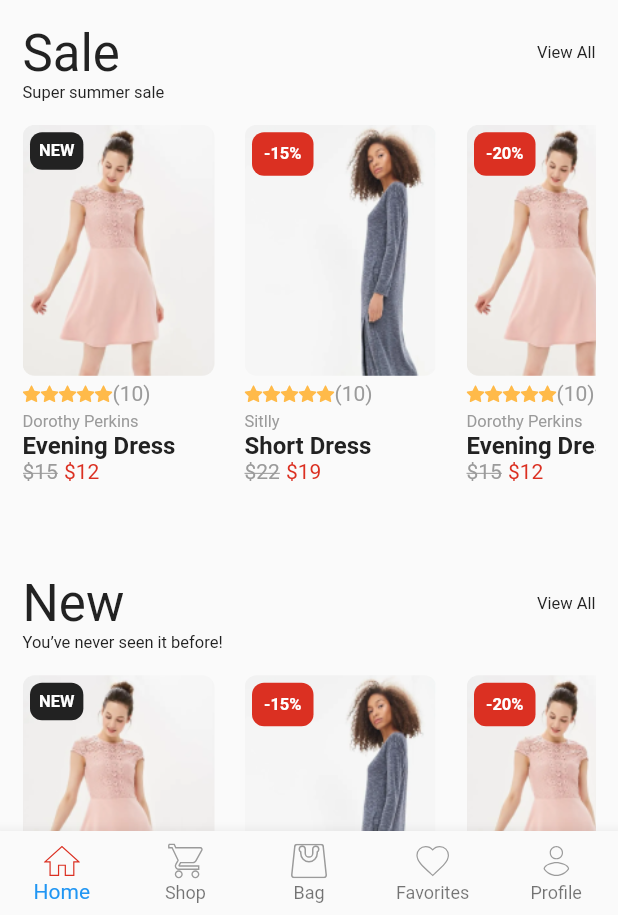
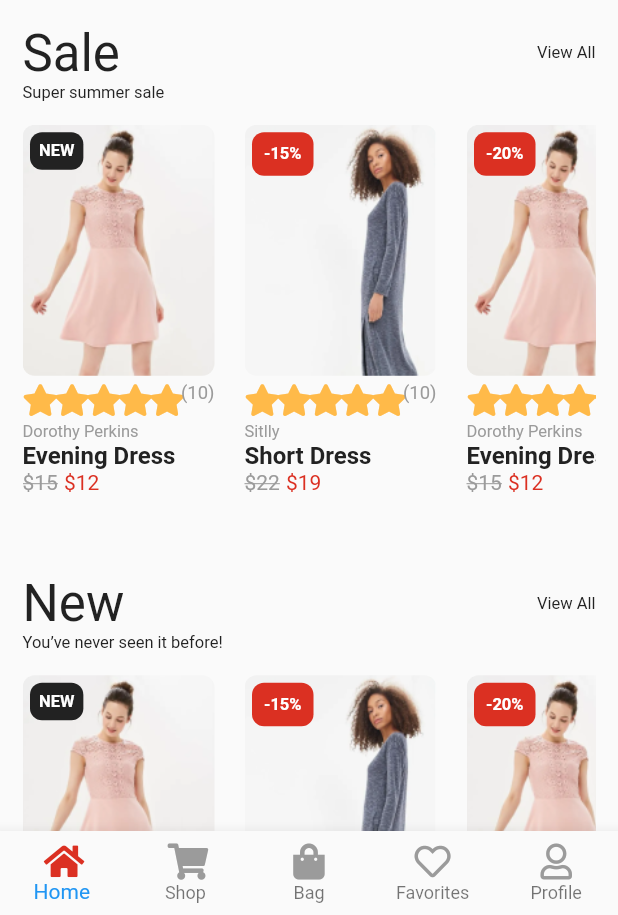
Before and after one commit to 4seer/openflutterecommerceapp, a Flutter app: the screen it shows after launch, swiped to page 2, on a phone screen of 412 x 824 dp, the part 321-1236 px from its top. Run offline on Flutter 3.47's test engine with Material 2 defaults, Android fonts, the phone set to English and light mode, and no system bars; our stand-ins replace bloc, equatable, flutter_bloc, font_awesome_flutter.

Commit message:
make it work for web, fix analyze issues

```diff
--- a/lib/screens/home/views/main1_view.dart
+++ b/lib/screens/home/views/main1_view.dart
@@ -25,31 +25,28 @@ class _Main1ViewState extends State<Main1View> {
   Widget build(BuildContext context) {
     ThemeData _theme = Theme.of(context);
     final double width = MediaQuery.of(context).size.width;
-    final double widgetWidth = width - AppSizes.sidePadding*2;
+    final double widgetWidth = width - AppSizes.sidePadding * 2;
     return SingleChildScrollView(
-      child: Column(
-        children: <Widget>[
+        child: Column(children: <Widget>[
       Container(
-            height: width*1.43,
-            width:  width,
+          height: width * 1.43,
+          width: width,
           decoration: new BoxDecoration(
               image: new DecorationImage(
                   fit: BoxFit.fill,
-                image: AssetImage("assets/splash/splash-home.png")
-              )
-            ),
+                  image: AssetImage("assets/splash/splash-home.png"))),
           child: Column(
             mainAxisAlignment: MainAxisAlignment.end,
             crossAxisAlignment: CrossAxisAlignment.start,
             children: <Widget>[
               Container(
                   padding: EdgeInsets.only(left: AppSizes.sidePadding),
-                  width: width/2,
-                  child: Text('Fashion sale',
-                    style: _theme.textTheme.headline)
-                ),
+                  //width: width / 2,
+                  child:
+                      Text('Fashion sale', style: _theme.textTheme.headline5)),
               Container(
-                  padding: EdgeInsets.only(left: AppSizes.sidePadding,
+                  padding: EdgeInsets.only(
+                      left: AppSizes.sidePadding,
                       bottom: AppSizes.sidePadding,
                       top: AppSizes.sidePadding),
                   width: 160,
@@ -57,31 +54,24 @@ class _Main1ViewState extends State<Main1View> {
                       title: 'Check',
                       width: 160,
                       height: 48,
-                    onPressed: ( () => widget.changeView(changeType: ViewChangeType.Forward))
-                  )
-                )
+                      onPressed: (() => widget.changeView(
+                          changeType: ViewChangeType.Forward))))
             ],
-            )
-          ),
+          )),
       OpenFlutterBlockHeader(
         width: widgetWidth,
         title: 'New',
         linkText: 'View All',
-            onLinkTap: ( () => {} ),
+        onLinkTap: (() => {}),
         description: 'You’ve never seen it before!',
       ),
-          OpenFlutterProductListView(
-            width: widgetWidth,
-            products: widget.products
-          ),
+      OpenFlutterProductListView(width: widgetWidth, products: widget.products),
       OpenFlutterButton(
           title: 'Next Home Page',
           width: 160,
           height: 48,
-            onPressed: ( () => widget.changeView(changeType: ViewChangeType.Forward) )
-          )
-        ]
-      )
-    );
+          onPressed: (() =>
+              widget.changeView(changeType: ViewChangeType.Forward)))
+    ]));
   }
 }
--- a/lib/screens/products/views/card_view.dart
+++ b/lib/screens/products/views/card_view.dart
@@ -56,8 +56,8 @@ class _ProductsCardViewState extends State<ProductsCardView> {
                 Padding(padding: EdgeInsets.only(top: AppSizes.sidePadding)),
                 Container(
                     width: width,
-                    child:
-                    OpenFlutterHashTagList(tags: state.hashtags, height: 30)),
+                    child: OpenFlutterHashTagList(
+                        tags: state.hashtags, height: 30)),
                 Container(
                   padding: EdgeInsets.only(
                       top: AppSizes.sidePadding, bottom: AppSizes.sidePadding),
--- a/lib/screens/products/views/list_view.dart
+++ b/lib/screens/products/views/list_view.dart
@@ -66,8 +66,8 @@ class _ProductsListViewState extends State<ProductsListView> {
                                 EdgeInsets.only(top: AppSizes.sidePadding)),
                         Container(
                             width: width,
-                            child:
-                            OpenFlutterHashTagList(tags: state.hashtags, height: 30)),
+                            child: OpenFlutterHashTagList(
+                                tags: state.hashtags, height: 30)),
                         Container(
                           padding: EdgeInsets.only(
                               top: AppSizes.sidePadding,
--- a/lib/widgets/bottom_menu.dart
+++ b/lib/widgets/bottom_menu.dart
@@ -3,7 +3,7 @@
 // Date: 2020-02-06
 
 import 'package:flutter/material.dart';
-import 'package:flutter_svg/flutter_svg.dart';
+import 'package:font_awesome_flutter/font_awesome_flutter.dart';
 import 'package:openflutterecommerce/config/routes.dart';
 
 class OpenFlutterBottomMenu extends StatelessWidget {
@@ -11,26 +11,17 @@ class OpenFlutterBottomMenu extends StatelessWidget {
 
   OpenFlutterBottomMenu(this.menuIndex);
 
-  Color colorByIndex(ThemeData theme, int index){
-    return index == menuIndex ? theme.accentColor: theme.primaryColorLight;
+  Color colorByIndex(ThemeData theme, int index) {
+    return index == menuIndex ? theme.accentColor : theme.primaryColorLight;
   }
 
-  BottomNavigationBarItem getItem(String image, String title, ThemeData theme, int index){
+  BottomNavigationBarItem getItem(
+      IconData image, String title, ThemeData theme, int index) {
     return BottomNavigationBarItem(
-        icon: SvgPicture.asset(image,
-          height: 24,
-          width: 24,
-          color: colorByIndex(theme, index)
-        ),
+        icon: Icon(image, color: colorByIndex(theme, index)),
         title: Text(title,
-          style: TextStyle(
-            fontSize: 10,
-            color: colorByIndex(theme, index)
-          )
-        )
-    );
+            style: TextStyle(fontSize: 10, color: colorByIndex(theme, index))));
   }
-
 
   @override
   Widget build(BuildContext context) {
@@ -58,11 +49,11 @@ class OpenFlutterBottomMenu extends StatelessWidget {
         }
       },
       items: [
-        getItem('assets/icons/bottom_menu/home.svg', 'Home', _theme, 0),
-        getItem('assets/icons/bottom_menu/cart.svg', 'Shop', _theme, 1),
-        getItem('assets/icons/bottom_menu/bag.svg', 'Bag', _theme, 2),
-        getItem('assets/icons/bottom_menu/favorites.svg', 'Favorites', _theme, 3),
-        getItem('assets/icons/bottom_menu/profile.svg', 'Profile', _theme, 4),
+        getItem(FontAwesomeIcons.home, 'Home', _theme, 0),
+        getItem(FontAwesomeIcons.shoppingCart, 'Shop', _theme, 1),
+        getItem(FontAwesomeIcons.shoppingBag, 'Bag', _theme, 2),
+        getItem(FontAwesomeIcons.heart, 'Favorites', _theme, 3),
+        getItem(FontAwesomeIcons.user, 'Profile', _theme, 4),
       ],
     );
   }
--- a/lib/widgets/product_card.dart
+++ b/lib/widgets/product_card.dart
@@ -12,7 +12,8 @@ class OpenFlutterProductCard extends StatelessWidget {
   final double width;
   final double height;
 
-  const OpenFlutterProductCard({Key key, this.product, this.width, this.height}) : super(key: key);
+  const OpenFlutterProductCard({Key key, this.product, this.width, this.height})
+      : super(key: key);
 
   @override
   Widget build(BuildContext context) {
@@ -27,100 +28,92 @@ class OpenFlutterProductCard extends StatelessWidget {
               crossAxisAlignment: CrossAxisAlignment.start,
               children: <Widget>[
                 Container(
-                width:  width+AppSizes.widgetSidePadding,
+                    width: width + AppSizes.widgetSidePadding,
                     padding: EdgeInsets.only(right: AppSizes.widgetSidePadding),
                     child: Container(
-                  height: width*1.13,
+                        height: width * 1.13,
                         decoration: new BoxDecoration(
-                    borderRadius: BorderRadius.circular(AppSizes.imageRadius),
+                            borderRadius:
+                                BorderRadius.circular(AppSizes.imageRadius),
                             image: new DecorationImage(
                                 fit: BoxFit.fill,
-                      image: AssetImage(product.image)
-                    )
-                  ),
-                  child: Container()
-                )
-              ),
+                                image: AssetImage(product.image))),
+                        child: Container())),
                 buildRating(product, _theme),
-              Text(product.categoryTitle,
-                style: _theme.textTheme.display1),
-              Text(product.title,
-                style: _theme.textTheme.display3),
+                Text(product.categoryTitle, style: _theme.textTheme.headline4),
+                Text(product.title, style: _theme.textTheme.headline2),
                 buildPrice(product, _theme),
-            ]
-          ),
+              ]),
         ),
         buildTopLabel(product, _theme),
       ],
     );
   }
-  buildPrice(Product product, ThemeData _theme){
+
+  buildPrice(Product product, ThemeData _theme) {
     double discountPrice = getDiscountPrice(product);
     return Row(
       children: <Widget>[
         Text("\$" + product.price.toStringAsFixed(0),
-          style: _theme.textTheme.display4.copyWith(
-            decoration: discountPrice>0?
-              TextDecoration.lineThrough: TextDecoration.none,
-          )
+            style: _theme.textTheme.headline1.copyWith(
+              decoration: discountPrice > 0
+                  ? TextDecoration.lineThrough
+                  : TextDecoration.none,
+            )),
+        Padding(
+          padding: EdgeInsets.only(left: AppSizes.linePadding),
         ),
-        Padding(padding: EdgeInsets.only(left: AppSizes.linePadding),),
-        discountPrice>0?
-          Text("\$" + discountPrice.toStringAsFixed(0),
-            style: _theme.textTheme.display4.copyWith(
-              color: _theme.errorColor
-            )):
-        Container()
+        discountPrice > 0
+            ? Text("\$" + discountPrice.toStringAsFixed(0),
+                style: _theme.textTheme.headline1
+                    .copyWith(color: _theme.errorColor))
+            : Container()
       ],
     );
   }
-  buildRating(Product product, ThemeData _theme){
+
+  buildRating(Product product, ThemeData _theme) {
     return Container(
-      width: width-20,
-      padding: EdgeInsets.only(top: AppSizes.linePadding,
-        bottom: AppSizes.linePadding),
+        width: width - 20,
+        padding: EdgeInsets.only(
+            top: AppSizes.linePadding, bottom: AppSizes.linePadding),
         child: OpenFlutterProductRating(
-        rating: product.rating,
-        ratingCount: product.ratingCount
-      )
-    );
+            rating: product.rating, ratingCount: product.ratingCount));
   }
-  getDiscountPrice(Product product){
-    return (product.price * (100 - product.discountPercent)/100)  .roundToDouble();
+
+  getDiscountPrice(Product product) {
+    return (product.price * (100 - product.discountPercent) / 100)
+        .roundToDouble();
   }
+
   buildTopLabel(Product product, ThemeData theme) {
     return Positioned(
       top: 5,
       left: 5,
-      child: product.isNew ?
-        Container(
-          padding: EdgeInsets.all(AppSizes.linePadding*1.5),
+      child: product.isNew
+          ? Container(
+              padding: EdgeInsets.all(AppSizes.linePadding * 1.5),
               decoration: new BoxDecoration(
                 borderRadius: BorderRadius.circular(AppSizes.imageRadius),
                 color: AppColors.black,
               ),
               child: Text('NEW',
-            style: theme.textTheme.display1.copyWith(
-              color: AppColors.white,
-              fontWeight: FontWeight.bold
-            )
-          )
-        ):
-        (product.discountPercent>0?
-          Container(
-            padding: EdgeInsets.all(AppSizes.linePadding*2),
+                  style: theme.textTheme.headline4.copyWith(
+                      color: AppColors.white, fontWeight: FontWeight.bold)))
+          : (product.discountPercent > 0
+              ? Container(
+                  padding: EdgeInsets.all(AppSizes.linePadding * 2),
                   decoration: new BoxDecoration(
                     borderRadius: BorderRadius.circular(AppSizes.imageRadius),
                     color: theme.errorColor,
                   ),
-            child: Text("-" + product.discountPercent.toStringAsFixed(0)+"%",
-              style: theme.textTheme.display1.copyWith(
+                  child: Text(
+                      "-" + product.discountPercent.toStringAsFixed(0) + "%",
+                      style: theme.textTheme.headline4.copyWith(
                         color: AppColors.white,
                         fontWeight: FontWeight.bold,
-              )
-            )
-          ):Container()
-        ),
+                      )))
+              : Container()),
     );
   }
 }
--- a/lib/widgets/product_list_view.dart
+++ b/lib/widgets/product_list_view.dart
@@ -3,11 +3,9 @@
 // Date: 2020-02-06
 
 import 'package:flutter/material.dart';
-import 'package:flutter_svg/flutter_svg.dart';
 import 'package:openflutterecommerce/config/theme.dart';
 import 'package:openflutterecommerce/repos/models/product.dart';
 import 'package:openflutterecommerce/widgets/product_card.dart';
-import 'package:openflutterecommerce/widgets/product_rating.dart';
 
 class OpenFlutterProductListView extends StatelessWidget {
   final double width;
@@ -15,29 +13,21 @@ class OpenFlutterProductListView extends StatelessWidget {
   final double elementHeight = 184;
   final double elementWidth = 148;
   final List<Product> products;
-  const OpenFlutterProductListView({Key key, this.width,
-    this.products}) : super(key: key);
+  const OpenFlutterProductListView({Key key, this.width, this.products})
+      : super(key: key);
 
   @override
   Widget build(BuildContext context) {
     List<Widget> productTiles = new List<Widget>();
-    ThemeData _theme = Theme.of(context);
-    for(int i = 0; i < products.length; i++){
-      productTiles.add(
-        OpenFlutterProductCard(
-          width: elementWidth,
-          height: elementHeight,
-          product: products[i])
-      );
+    for (int i = 0; i < products.length; i++) {
+      productTiles.add(OpenFlutterProductCard(
+          width: elementWidth, height: elementHeight, product: products[i]));
     }
     return Container(
-      padding: EdgeInsets.only(top: AppSizes.sidePadding),
-      width: width,
-      height: height,
-      child: ListView(
-        scrollDirection: Axis.horizontal,
-        children: productTiles
-      )
-    );
+        padding: EdgeInsets.only(top: AppSizes.sidePadding),
+        width: width,
+        height: height,
+        child:
+            ListView(scrollDirection: Axis.horizontal, children: productTiles));
   }
 }
--- a/lib/widgets/product_rating.dart
+++ b/lib/widgets/product_rating.dart
@@ -3,7 +3,7 @@
 // Date: 2020-02-06
 
 import 'package:flutter/material.dart';
-import 'package:flutter_svg/flutter_svg.dart';
+import 'package:font_awesome_flutter/font_awesome_flutter.dart';
 import 'package:openflutterecommerce/config/theme.dart';
 
 class OpenFlutterProductRating extends StatelessWidget {
@@ -11,46 +11,65 @@ class OpenFlutterProductRating extends StatelessWidget {
   final int ratingCount;
   final double iconSize;
 
-  const OpenFlutterProductRating({Key key, this.rating, this.ratingCount, this.iconSize}) : super(key: key);
+  const OpenFlutterProductRating(
+      {Key key, this.rating, this.ratingCount, this.iconSize})
+      : super(key: key);
 
   @override
   Widget build(BuildContext context) {
     ThemeData _theme = Theme.of(context);
-    return  Row(
+    return FittedBox(
+        fit: BoxFit.scaleDown,
+        child: Row(
             mainAxisAlignment: MainAxisAlignment.start,
             crossAxisAlignment: CrossAxisAlignment.start,
             children: <Widget>[
               Container(
-          padding: EdgeInsets.only(top: AppSizes.linePadding/2),
+                  padding: EdgeInsets.only(top: AppSizes.linePadding / 2),
                   child: Row(
                       mainAxisAlignment: MainAxisAlignment.start,
                       crossAxisAlignment: CrossAxisAlignment.start,
                       children: <Widget>[
-              SvgPicture.asset("assets/icons/products/star" +
-                (rating>1? "_fav":"")  + ".svg",
-                width: iconSize, height: iconSize),
-              SvgPicture.asset("assets/icons/products/star" +
-                (rating>2? "_fav":"")  + ".svg",
-                width: iconSize, height: iconSize),
-              SvgPicture.asset("assets/icons/products/star" +
-                (rating>3? "_fav":"")  + ".svg",
-                width: iconSize, height: iconSize),
-              SvgPicture.asset("assets/icons/products/star" +
-                (rating>4? "_fav":"")  + ".svg",
-                width: iconSize, height: iconSize),
-              SvgPicture.asset("assets/icons/products/star" +
-                (rating>4? "_fav":"")  + ".svg",
-                width: iconSize, height: iconSize),
-            ]
-          )
+                        Icon(
+                          rating >= 1
+                              ? FontAwesomeIcons.solidStar
+                              : FontAwesomeIcons.star,
+                          size: 24.0,
+                          color: AppColors.orange,
                         ),
-        ratingCount>0?
-          Text('('+ratingCount.toString()+')',
-            style: _theme.textTheme.display1.copyWith(
-              fontSize: 14)
-          )
+                        Icon(
+                          rating >= 2
+                              ? FontAwesomeIcons.solidStar
+                              : FontAwesomeIcons.star,
+                          color: AppColors.orange,
+                          size: 24.0,
+                        ),
+                        Icon(
+                          rating >= 3
+                              ? FontAwesomeIcons.solidStar
+                              : FontAwesomeIcons.star,
+                          color: AppColors.orange,
+                          size: 24.0,
+                        ),
+                        Icon(
+                          rating >= 4
+                              ? FontAwesomeIcons.solidStar
+                              : FontAwesomeIcons.star,
+                          color: AppColors.orange,
+                          size: 24.0,
+                        ),
+                        Icon(
+                          rating == 5
+                              ? FontAwesomeIcons.solidStar
+                              : FontAwesomeIcons.star,
+                          color: AppColors.orange,
+                          size: 24.0,
+                        ),
+                      ])),
+              ratingCount > 0
+                  ? Text('(' + ratingCount.toString() + ')',
+                      style: _theme.textTheme.headline4.copyWith(fontSize: 14))
                   : Container(),
-      ]
-    );
+            ]));
   }
 }
--- a/pubspec.yaml
+++ b/pubspec.yaml
@@ -23,10 +23,10 @@ dependencies:
   # The following adds the Cupertino Icons font to your application.
   # Use with the CupertinoIcons class for iOS style icons.
   cupertino_icons: ^0.1.3
-  flutter_svg: 0.17.1
   intl: ^0.16.1
   flutter_bloc: ^3.1.0
   equatable: ^1.1.0
+  font_awesome_flutter: ^8.5.0
 
 dev_dependencies:
   flutter_test:
```
Also changed, not shown: 4 other files. Lines whose indentation alone changed are shown as unchanged.
